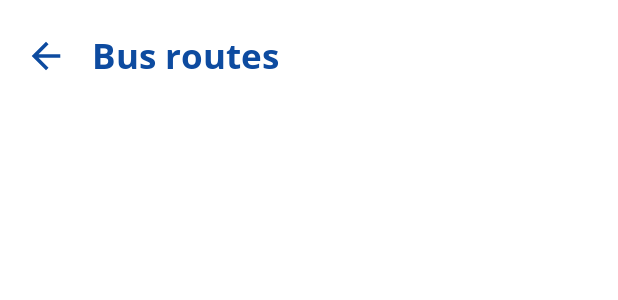
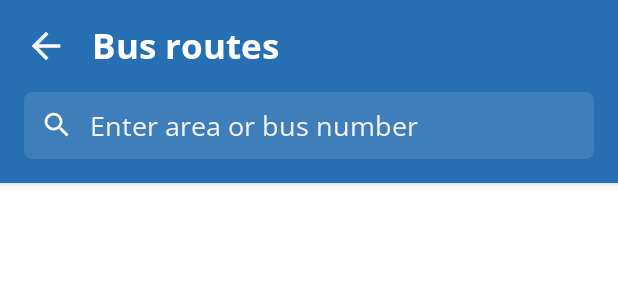
Before and after one commit to ssn-developers/ssn-app, an Android app: the layout activity_bus_routes.xml on its own in the app's theme, with its tools: preview values and no code run, on a phone screen of 412 x 824 dp. Shown: the top 300 px of the screen. Run offline under Robolectric (Android 15) with nearby library versions, the phone set to English and light mode, and no system bars.

Commit message:
Bus route UI changes

```diff
--- a/app/src/main/AndroidManifest.xml
+++ b/app/src/main/AndroidManifest.xml
@@ -27,7 +27,10 @@
         <activity android:name=".HomeActivity" />
         <activity android:name=".PostDetailsActivity" />
         <activity android:name=".BusRouteDetailsActivity" />
-        <activity android:name=".BusRoutesActivity" />
+        <activity
+            android:name=".BusRoutesActivity"
+            android:theme="@style/AppTheme1"
+            />
         <activity android:name=".BaseActivity" />
         <activity android:name=".LoginActivity" />
         <activity android:name=".GistActivity" />
--- a/app/src/main/java/in/edu/ssn/ssnapp/PostDetailsActivity.java
+++ b/app/src/main/java/in/edu/ssn/ssnapp/PostDetailsActivity.java
@@ -29,7 +29,7 @@ public class PostDetailsActivity extends BaseActivity {
         initUI();
 
         post = getIntent().getParcelableExtra("post");
-        String time = getIntent().getParcelableExtra("time");
+        String time = getIntent().getStringExtra("time");
 
         tv_title.setText(post.getTitle());
         tv_description.setText(post.getDescription());
--- /dev/null
+++ b/app/src/main/res/drawable-anydpi/search_icon.xml
@@ -0,0 +1,13 @@
+<vector xmlns:android="http://schemas.android.com/apk/res/android"
+    android:width="24dp"
+    android:height="24dp"
+    android:viewportWidth="26.4"
+    android:viewportHeight="26.4"
+    android:tint="#FFFFFF">
+  <group android:translateX="1.2"
+      android:translateY="1.2">
+      <path
+          android:fillColor="#FF000000"
+          android:pathData="M15.5,14h-0.79l-0.28,-0.27C15.41,12.59 16,11.11 16,9.5 16,5.91 13.09,3 9.5,3S3,5.91 3,9.5 5.91,16 9.5,16c1.61,0 3.09,-0.59 4.23,-1.57l0.27,0.28v0.79l5,4.99L20.49,19l-4.99,-5zM9.5,14C7.01,14 5,11.99 5,9.5S7.01,5 9.5,5 14,7.01 14,9.5 11.99,14 9.5,14z"/>
+  </group>
+</vector>
--- /dev/null
+++ b/app/src/main/res/drawable/bus_search_et_bg.xml
@@ -0,0 +1,9 @@
+<?xml version="1.0" encoding="UTF-8"?>
+<shape xmlns:android="http://schemas.android.com/apk/res/android">
+	<solid android:color="#1AFFFFFF"/>
+	<corners
+		android:topLeftRadius="5dp"
+		android:topRightRadius="5dp"
+		android:bottomLeftRadius="5dp"
+		android:bottomRightRadius="5dp"/>
+</shape>
--- a/app/src/main/res/layout/activity_bus_routes.xml
+++ b/app/src/main/res/layout/activity_bus_routes.xml
@@ -8,11 +8,60 @@
 	android:background="@android:color/white"
 	tools:context=".BusRoutesActivity">
 
+	<android.support.design.widget.CoordinatorLayout
+		android:layout_width="match_parent"
+		android:layout_height="match_parent">
+		<android.support.design.widget.AppBarLayout
+			android:layout_width="match_parent"
+			android:layout_height="wrap_content"
+			android:id="@+id/appbar_layout"
+			android:background="@color/colorAccent"
+			app:expanded="true" >
+			<android.support.design.widget.CollapsingToolbarLayout
+				android:id="@+id/collapsing_toolbar"
+				android:layout_width="match_parent"
+				android:layout_height="wrap_content"
+				app:layout_scrollFlags="scroll|enterAlwaysCollapsed|snap|exitUntilCollapsed"
+				app:contentScrim="@android:color/white"
+				app:expandedTitleTextAppearance="@android:color/transparent"
+				android:fitsSystemWindows="true">
+				<RelativeLayout
+					android:layout_width="match_parent"
+					android:layout_height="wrap_content"
+					android:visibility="gone"
+					android:layout_marginTop="@dimen/_50sdp"
+					android:layout_marginBottom="@dimen/_10sdp"
+					app:layout_collapseMode="parallax">
+					<ImageView
+						android:layout_width="match_parent"
+						android:layout_height="300dp"
+						android:src="@drawable/sky"/>
+
+					<ImageView
+						android:layout_width="match_parent"
+						android:layout_height="300dp"
+						android:src="@drawable/road_with_grass" />
+
+				</RelativeLayout>
+
+				<android.support.v7.widget.Toolbar
+					android:layout_width="match_parent"
+					android:layout_height="wrap_content"
+					android:contentInsetStart="0dp"
+					android:contentInsetLeft="0dp"
+					android:contentInsetRight="0dp"
+					android:contentInsetEnd="0dp"
+					app:contentInsetLeft="0dp"
+					android:id="@+id/toolbar"
+					app:contentInsetStart="0dp"
+					app:contentInsetRight="0dp"
+					app:contentInsetEnd="0dp"
+					android:background="@color/colorAccent"
+					app:layout_collapseMode="pin">
 					<LinearLayout
 						android:layout_width="match_parent"
 						android:layout_height="wrap_content"
 						android:id="@+id/fakeAppbarLL"
-		android:layout_marginTop="@dimen/_5sdp"
 						android:orientation="horizontal">
 						<ImageView
 							android:layout_width="@dimen/_35sdp"
@@ -24,7 +73,7 @@
 							android:clickable="true"
 							android:focusable="true"
 							android:foreground="?selectableItemBackground"
-			android:tint="@color/colorAccent"
+							android:tint="@android:color/white"
 							android:padding="@dimen/_2sdp"/>
 
 						<TextView
@@ -34,16 +83,41 @@
 							android:textSize="@dimen/_18ssp"
 							android:fontFamily="@font/open_sans_bold"
 							android:text="@string/bus_routes"
-			android:textColor="@color/colorAccent"
+							android:textColor="@android:color/white"
 							android:textStyle="bold"/>
 					</LinearLayout>
+
+				</android.support.v7.widget.Toolbar>
+			</android.support.design.widget.CollapsingToolbarLayout>
+
+			<EditText
+				android:layout_width="match_parent"
+				android:layout_height="wrap_content"
+				android:background="@drawable/bus_search_et_bg"
+				android:layout_marginLeft="16dp"
+				android:gravity="start|center"
+				android:drawablePadding="10dp"
+				android:layout_marginBottom="16dp"
+				android:fontFamily="@font/open_sans"
+				android:textColor="@android:color/white"
+				android:textColorHint="#f2f2f2"
+				android:drawableStart="@drawable/search_icon"
+				android:hint="Enter area or bus number"
+				android:padding="10dp"
+				android:layout_marginRight="16dp"
+				android:drawableLeft="@drawable/search_icon" />
+
+		</android.support.design.widget.AppBarLayout>
 		<android.support.v7.widget.RecyclerView
 			android:layout_width="match_parent"
 			android:layout_height="match_parent"
-		android:paddingTop="8dp"
-		android:layout_below="@id/fakeAppbarLL"
-		android:paddingBottom="8dp"
+			app:layout_behavior="android.support.design.widget.AppBarLayout$ScrollingViewBehavior"
+			android:paddingBottom="100dp"
+			android:paddingTop="10dp"
 			android:clipToPadding="false"
 			android:id="@+id/busRoutesRV">
 		</android.support.v7.widget.RecyclerView>
+
+	</android.support.design.widget.CoordinatorLayout>
+
 </RelativeLayout>
--- a/app/src/main/res/layout/activity_post_details.xml
+++ b/app/src/main/res/layout/activity_post_details.xml
@@ -77,6 +77,7 @@
                 android:layout_height="wrap_content"
                 android:layout_alignParentRight="true"
                 android:textColor="#0D4BA0"
+                android:fontFamily="@font/open_sans"
                 android:textSize="@dimen/_12ssp"
                 android:layout_marginRight="@dimen/_12sdp"
                 android:text=""/>
@@ -84,7 +85,7 @@
     </LinearLayout>
 
     <RelativeLayout
-        android:layout_marginTop="@dimen/_20sdp"
+        android:layout_marginTop="@dimen/_10sdp"
         android:layout_marginLeft="@dimen/_12sdp"
         android:layout_marginRight="@dimen/_12sdp"
         android:layout_below="@+id/fakeAppbarLL"
--- a/app/src/main/res/values-v19/styles.xml
+++ b/app/src/main/res/values-v19/styles.xml
@@ -9,4 +9,12 @@
 		<item name="android:windowTranslucentStatus">true</item>
 	</style>
 
+	<style name="AppTheme1" parent="Theme.AppCompat.Light.NoActionBar">
+		<!-- Customize your theme here. -->
+		<item name="colorPrimary">@color/colorAccent</item>
+		<item name="colorPrimaryDark">@color/colorAccent</item>
+		<item name="colorAccent">@android:color/white</item>
+	</style>
+
+
 </resources>
--- a/app/src/main/res/values-v23/styles.xml
+++ b/app/src/main/res/values-v23/styles.xml
@@ -9,4 +9,12 @@
 		<item name="android:windowLightStatusBar">true</item>
 	</style>
 
+	<style name="AppTheme1" parent="Theme.AppCompat.Light.NoActionBar">
+		<!-- Customize your theme here. -->
+		<item name="colorPrimary">@color/colorAccent</item>
+		<item name="colorPrimaryDark">@color/colorAccent</item>
+		<item name="colorAccent">@android:color/white</item>
+	</style>
+
+
 </resources>
--- a/app/src/main/res/values/colors.xml
+++ b/app/src/main/res/values/colors.xml
@@ -2,8 +2,8 @@
 <resources>
     <color name="colorPrimary">#008577</color>
     <color name="colorPrimaryDark">#00574B</color>
-    <color name="colorAccent">#0D4BA0</color>
-    <color name="colorAccentAlpha">#1A0D4BA0</color>
+    <color name="colorAccent">#276FB3</color>
+    <color name="colorAccentAlpha">#1A276FB3</color>
     <color name="skyBlue">#9BD8E5</color>
     <!--<color name="skyBlue">#5B7FEB</color>-->
 </resources>
--- a/app/src/main/res/values/styles.xml
+++ b/app/src/main/res/values/styles.xml
@@ -8,5 +8,12 @@
         <item name="colorAccent">@color/colorAccent</item>
     </style>
 
+    <style name="AppTheme1" parent="Theme.AppCompat.Light.NoActionBar">
+        <!-- Customize your theme here. -->
+        <item name="colorPrimary">@color/colorAccent</item>
+        <item name="colorPrimaryDark">@color/colorAccent</item>
+        <item name="colorAccent">@android:color/white</item>
+    </style>
+
 
 </resources>
```
Also changed, not shown: app/src/main/res/drawable-hdpi/search_icon.png (added), app/src/main/res/drawable-mdpi/search_icon.png (added), app/src/main/res/drawable-xhdpi/search_icon.png (added), app/src/main/res/drawable-xxhdpi/search_icon.png (added). Lines whose indentation alone changed are shown as unchanged.
